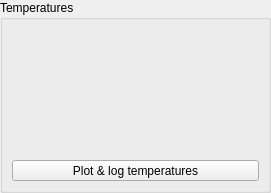
The window that pyobs_gui/qt/temperatureswidget.ui (pyobs/pyobs-gui) describes before a commit, drawn with Qt 5.
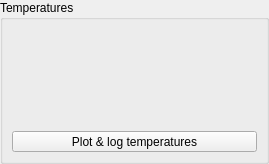
The same window after the commit. Icons and pictures are not drawn.

```diff
--- a/pyobs_gui/qt/temperatureswidget.ui
+++ b/pyobs_gui/qt/temperatureswidget.ui
@@ -6,8 +6,8 @@
    <rect>
     <x>0</x>
     <y>0</y>
-    <width>271</width>
-    <height>193</height>
+    <width>269</width>
+    <height>164</height>
    </rect>
   </property>
   <property name="windowTitle">
```
Left out of the diff: 6 changed lines with no effect on the pictures.
